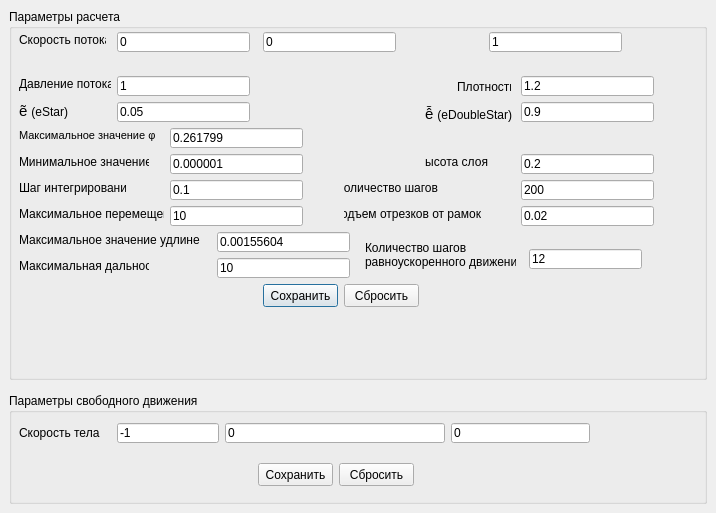
This is solversettings.ui in ChrisEllin/VortexMethod as Qt 5 draws it before an edit. The edited form follows.
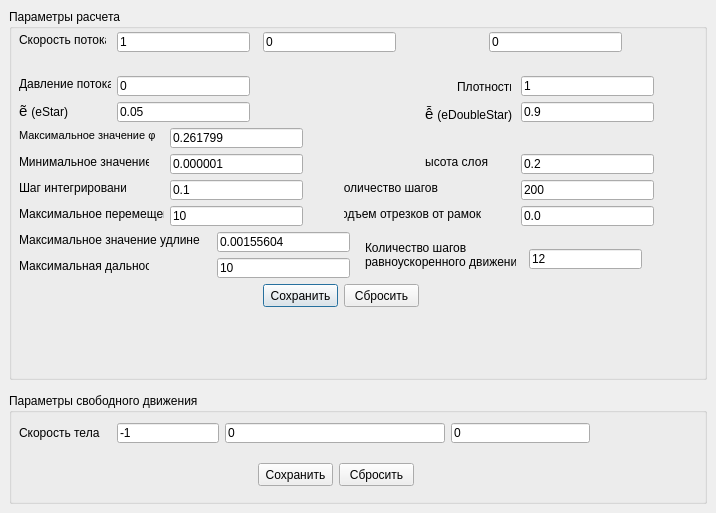
This is the edited form.

What changed in the file:
```diff
--- a/solversettings.ui
+++ b/solversettings.ui
@@ -106,7 +106,7 @@
      </rect>
     </property>
     <property name="text">
-     <string>0.02</string>
+     <string>0.0</string>
     </property>
    </widget>
    <widget class="QLabel" name="label_18">
@@ -278,7 +278,7 @@
      </rect>
     </property>
     <property name="text">
-     <string>1</string>
+     <string>0</string>
     </property>
    </widget>
    <widget class="QLineEdit" name="fiMaxLineEdit">
@@ -360,7 +360,7 @@
      </rect>
     </property>
     <property name="text">
-     <string>1.2</string>
+     <string>1</string>
     </property>
    </widget>
    <widget class="QLabel" name="label_19">
@@ -386,7 +386,7 @@
      </rect>
     </property>
     <property name="text">
-     <string>1</string>
+     <string>0</string>
     </property>
    </widget>
    <widget class="QLineEdit" name="eStarLineEdit">
@@ -438,7 +438,7 @@
      </rect>
     </property>
     <property name="text">
-     <string>0</string>
+     <string>1</string>
     </property>
    </widget>
    <widget class="QLabel" name="label_7">
```
